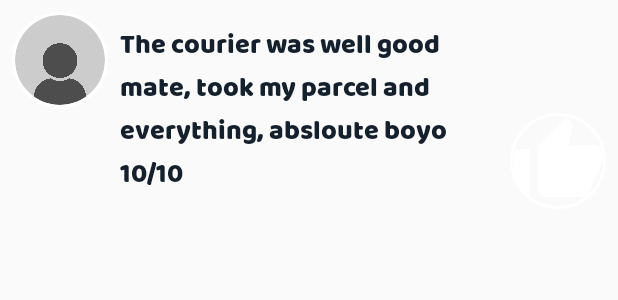
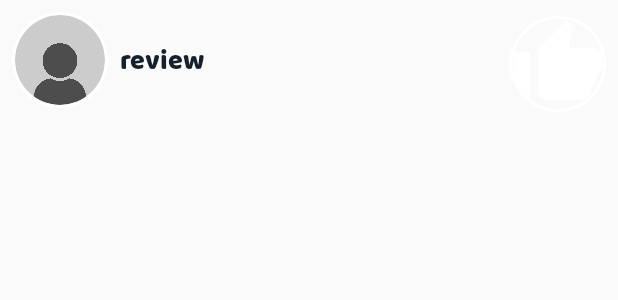
Before and after one commit to IWMTom/EnterpriseProject, an Android app: the layout fragment_rating_view.xml on its own in the app's theme, with its tools: preview values and no code run, on a phone screen of 412 x 824 dp. Shown: the top 300 px of the screen. Run offline under Robolectric (Android 15) with nearby library versions, the phone set to English and light mode, and no system bars.

Commit message:
Dashboard start

```diff
--- a/Oreo/app/build.gradle
+++ b/Oreo/app/build.gradle
@@ -6,8 +6,8 @@ android {
         applicationId "uk.ac.tees.com2060.oreo"
         minSdkVersion 21
         targetSdkVersion 26
-        versionCode 94
-        versionName "0.7.43"
+        versionCode 95
+        versionName "0.7.5"
         testInstrumentationRunner "android.support.test.runner.AndroidJUnitRunner"
     }
     buildTypes {
--- a/Oreo/app/src/main/java/uk/ac/tees/com2060/oreo/BidConfirmFragment.java
+++ b/Oreo/app/src/main/java/uk/ac/tees/com2060/oreo/BidConfirmFragment.java
@@ -144,6 +144,7 @@ public class BidConfirmFragment extends Fragment {
 
         getUserData.sendRequest();
 
+        declineButton = view.findViewById(R.id.button_bid_decline);
         declineButton.setOnClickListener(new View.OnClickListener() {
             @Override
             public void onClick(View view) {
@@ -167,6 +168,7 @@ public class BidConfirmFragment extends Fragment {
             }
         });
 
+        confirmButton = view.findViewById(R.id.button_bid_agree);
         confirmButton.setOnClickListener(new View.OnClickListener() {
             @Override
             public void onClick(View view) {
--- a/Oreo/app/src/main/java/uk/ac/tees/com2060/oreo/ViewProfileFragment.java
+++ b/Oreo/app/src/main/java/uk/ac/tees/com2060/oreo/ViewProfileFragment.java
@@ -117,7 +117,7 @@ public class ViewProfileFragment extends Fragment {
 
                         Animation slideUp = AnimationUtils.loadAnimation(getContext(), R.anim.slide_up);
 
-                        if (response.getBody().getJSONArray("ratings") != null)
+                        if (response.getBody().getJSONArray("ratings").length() > 0)
                         {
                             ratings = Rating.getRatings(response.getBody().getJSONArray("ratings"));
                             ratingsList.setAdapter(new RatingsAdapter(getContext(), ratings));
--- a/Oreo/app/src/main/res/layout/fragment_rating_view.xml
+++ b/Oreo/app/src/main/res/layout/fragment_rating_view.xml
@@ -3,7 +3,8 @@
     xmlns:app="http://schemas.android.com/apk/res-auto"
     xmlns:tools="http://schemas.android.com/tools"
     android:layout_width="match_parent"
-    android:layout_height="wrap_content">
+    android:layout_height="wrap_content"
+    android:minHeight="83dp">
 
     <de.hdodenhof.circleimageview.CircleImageView
         android:id="@+id/ImageView_rating_profile"
@@ -38,7 +39,7 @@
         app:layout_constraintEnd_toStartOf="@+id/imageView_rating_icon"
         app:layout_constraintStart_toEndOf="@+id/ImageView_rating_profile"
         app:layout_constraintTop_toTopOf="parent"
-        tools:text="The courier was well good mate, took my parcel and everything, absloute boyo 10/10" />
+        tools:text="review" />
 
     <de.hdodenhof.circleimageview.CircleImageView
         android:id="@+id/imageView_rating_icon"
```
Also changed, not shown: Oreo/app/src/main/res/layout/fragment_view_profile.xml (+3 -4 lines).
